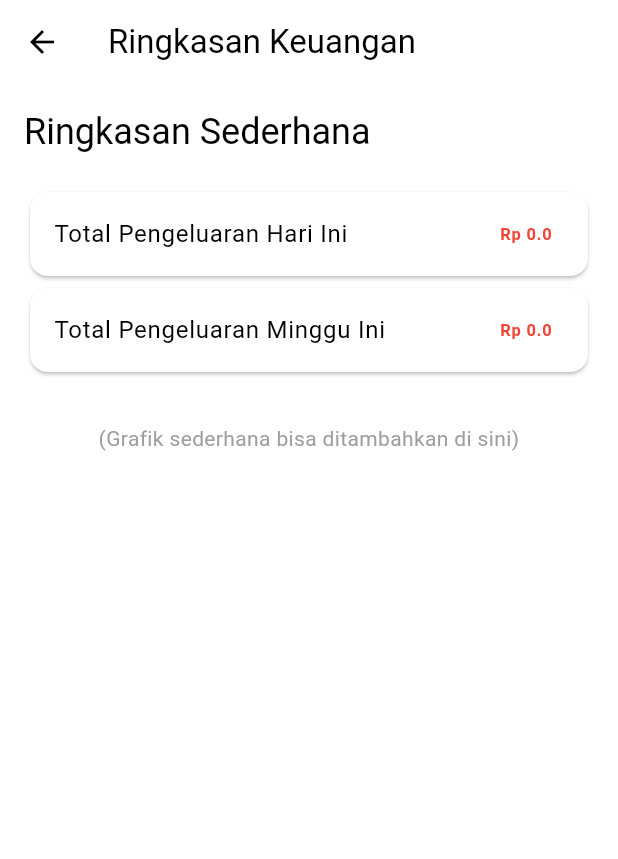
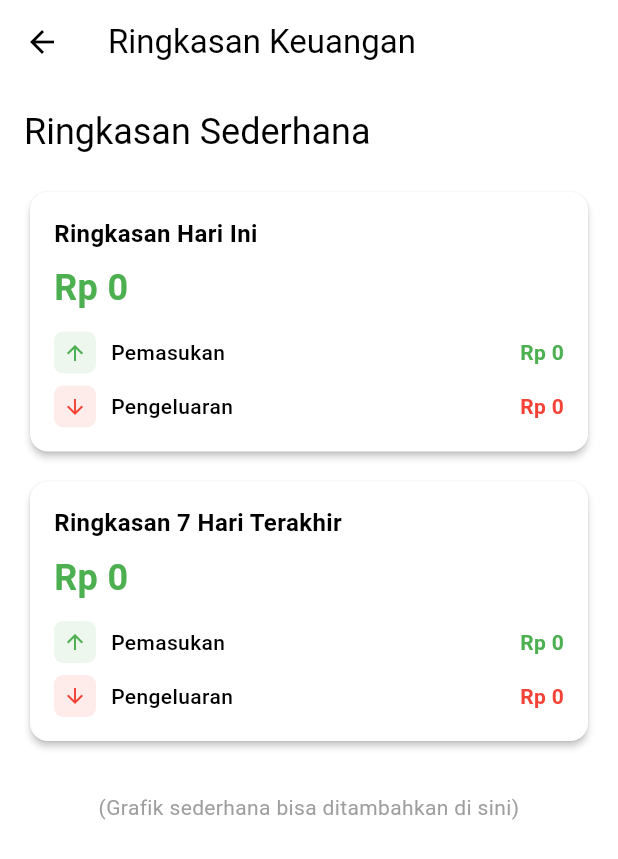
Before and after one commit to mifnaufal/Expense-Tracker, a Flutter app: the SummaryScreen screen opened directly with empty values, on a phone screen of 412 x 824 dp. Shown: the top 859 px of the screen. Run offline on Flutter 3.47's test engine with Material 3 defaults, Android fonts, the phone set to English and light mode, and no system bars; our stand-ins replace image_picker, web.

```diff
--- a/lib/screens/summary_screen.dart
+++ b/lib/screens/summary_screen.dart
@@ -1,4 +1,6 @@
 import 'package:flutter/material.dart';
+import 'package:intl/intl.dart';
+
 import '../models/transaction_model.dart';
 
 class SummaryScreen extends StatelessWidget {
@@ -8,13 +10,43 @@ class SummaryScreen extends StatelessWidget {
 
   @override
   Widget build(BuildContext context) {
-    // Di sini kamu bisa menambahkan logic untuk mengelompokkan
-    // transaksi berdasarkan harian atau mingguan.
-    // Untuk saat ini, kita tampilkan placeholder.
+    final now = DateTime.now();
+    final todayStart = DateTime(now.year, now.month, now.day);
+    final weekStart = todayStart.subtract(const Duration(days: 6));
 
-    // TODO: Implement grouping logic
-    double totalHarian = 0; // Hitung total hari ini
-    double totalMingguan = 0; // Hitung total 7 hari terakhir
+    double todayIncome = 0;
+    double todayExpense = 0;
+    double weekIncome = 0;
+    double weekExpense = 0;
+
+    for (final tx in transactions) {
+      final txDate = DateTime(tx.date.year, tx.date.month, tx.date.day);
+
+      final bool isToday = _isSameDay(txDate, todayStart);
+      final bool isWithinWeek = !txDate.isBefore(weekStart) && !txDate.isAfter(todayStart);
+
+      if (isToday) {
+        if (tx.type == TransactionType.pemasukan) {
+          todayIncome += tx.amount;
+        } else {
+          todayExpense += tx.amount;
+        }
+      }
+
+      if (isWithinWeek) {
+        if (tx.type == TransactionType.pemasukan) {
+          weekIncome += tx.amount;
+        } else {
+          weekExpense += tx.amount;
+        }
+      }
+    }
+
+    final currency = NumberFormat.currency(
+      locale: 'id_ID',
+      symbol: 'Rp ',
+      decimalDigits: 0,
+    );
 
     return Scaffold(
       appBar: AppBar(
@@ -31,25 +63,18 @@ class SummaryScreen extends StatelessWidget {
                 style: Theme.of(context).textTheme.headlineSmall,
               ),
               SizedBox(height: 20),
-              Card(
-                child: ListTile(
-                  title: Text('Total Pengeluaran Hari Ini'),
-                  trailing: Text(
-                    'Rp $totalHarian',
-                    style: TextStyle(
-                        color: Colors.red, fontWeight: FontWeight.bold),
-                  ),
-                ),
+              _buildTotalsCard(
+                title: 'Ringkasan Hari Ini',
+                income: todayIncome,
+                expense: todayExpense,
+                currency: currency,
               ),
-              Card(
-                child: ListTile(
-                  title: Text('Total Pengeluaran Minggu Ini'),
-                  trailing: Text(
-                    'Rp $totalMingguan',
-                    style: TextStyle(
-                        color: Colors.red, fontWeight: FontWeight.bold),
-                  ),
-                ),
+              SizedBox(height: 12),
+              _buildTotalsCard(
+                title: 'Ringkasan 7 Hari Terakhir',
+                income: weekIncome,
+                expense: weekExpense,
+                currency: currency,
               ),
               SizedBox(height: 30),
               Center(
@@ -66,4 +91,91 @@ class SummaryScreen extends StatelessWidget {
       ),
     );
   }
+
+  Widget _buildTotalsCard({
+    required String title,
+    required double income,
+    required double expense,
+    required NumberFormat currency,
+  }) {
+    final double netBalance = income - expense;
+    final Color netColor = netBalance >= 0 ? Colors.green : Colors.red;
+
+    return Card(
+      elevation: 2,
+      child: Padding(
+        padding: const EdgeInsets.all(16.0),
+        child: Column(
+          crossAxisAlignment: CrossAxisAlignment.start,
+          children: [
+            Text(
+              title,
+              style: const TextStyle(fontSize: 16, fontWeight: FontWeight.w600),
+            ),
+            const SizedBox(height: 8),
+            Text(
+              currency.format(netBalance),
+              style: TextStyle(
+                fontSize: 24,
+                fontWeight: FontWeight.bold,
+                color: netColor,
+              ),
+            ),
+            const SizedBox(height: 12),
+            _buildMetricRow(
+              label: 'Pemasukan',
+              amount: income,
+              color: Colors.green,
+              icon: Icons.arrow_upward,
+              currency: currency,
+            ),
+            const SizedBox(height: 8),
+            _buildMetricRow(
+              label: 'Pengeluaran',
+              amount: expense,
+              color: Colors.red,
+              icon: Icons.arrow_downward,
+              currency: currency,
+            ),
+          ],
+        ),
+      ),
+    );
+  }
+
+  Widget _buildMetricRow({
+    required String label,
+    required double amount,
+    required Color color,
+    required IconData icon,
+    required NumberFormat currency,
+  }) {
+    return Row(
+      children: [
+        Container(
+          decoration: BoxDecoration(
+            color: color.withValues(alpha: 0.1),
+            borderRadius: BorderRadius.circular(6),
+          ),
+          padding: const EdgeInsets.all(6),
+          child: Icon(icon, color: color, size: 16),
+        ),
+        const SizedBox(width: 10),
+        Expanded(
+          child: Text(
+            label,
+            style: const TextStyle(fontSize: 14, fontWeight: FontWeight.w500),
+          ),
+        ),
+        Text(
+          currency.format(amount),
+          style: TextStyle(fontSize: 14, fontWeight: FontWeight.w600, color: color),
+        ),
+      ],
+    );
+  }
+
+  bool _isSameDay(DateTime a, DateTime b) {
+    return a.year == b.year && a.month == b.month && a.day == b.day;
+  }
 }
```
Also changed, not shown: data/transactions.json (+21 -10 lines), lib/screens/home_screen.dart (+24 -0 lines), lib/services/local_storage_service.dart (+43 -0 lines).
